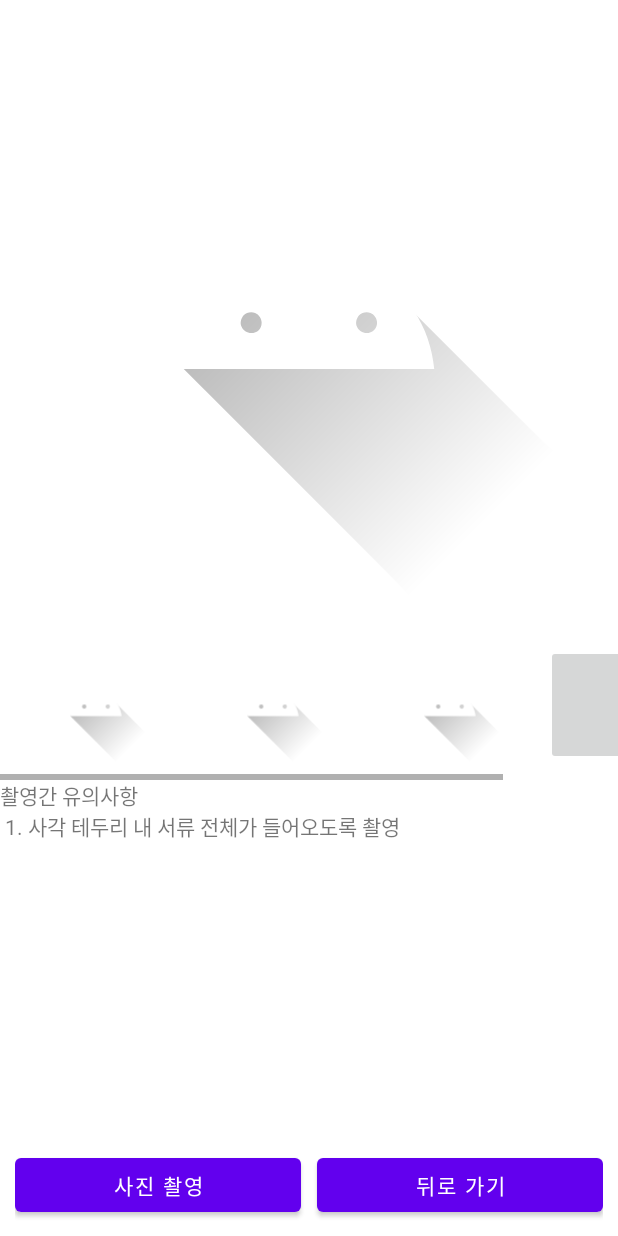
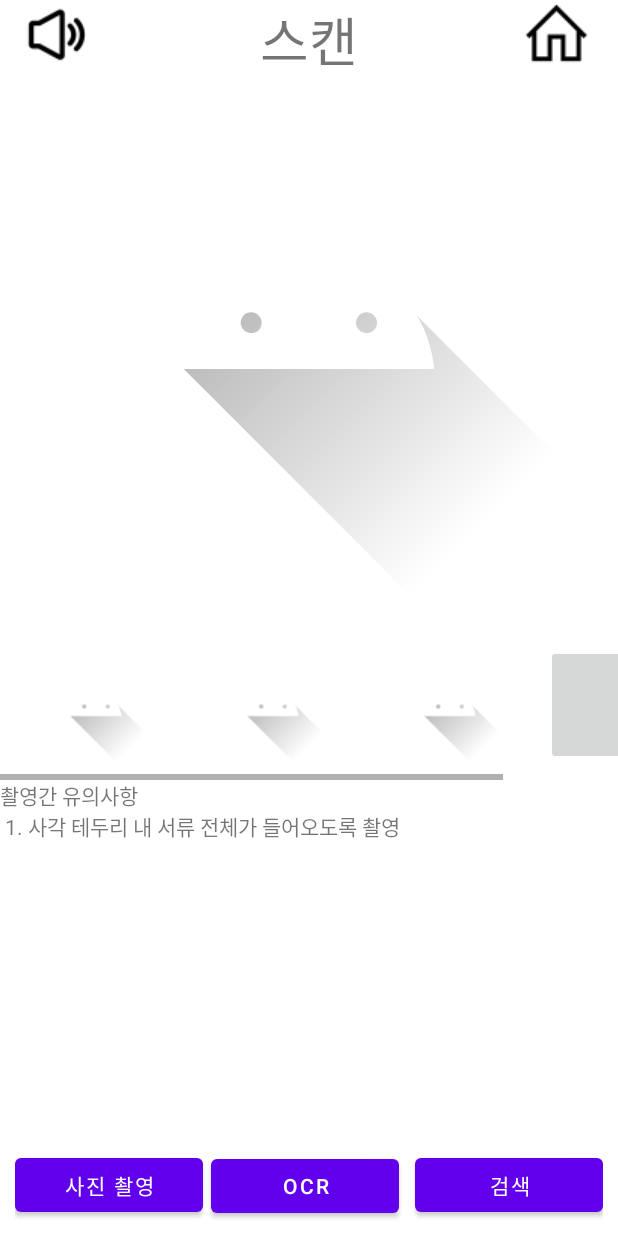
Before and after one commit to HIBAR97/Project_Who_yak, an Android app: the activity_Camara_scan screen opened directly, with no data from a screen before it, on a phone screen of 412 x 824 dp. Run offline under Robolectric (Android 15) with nearby library versions, the phone set to English and light mode, and no system bars; libraries missing offline, so code that uses them is left out: com.googlecode.tesseract; network calls fail; 2 statements that could not run were skipped.

Commit message:
2022. 4. 18. AM 10:20 --------------------------------------- ADD - - --------------------------------------- Delete - - --------------------------------------- Error - - --------------------------------------- Fix - Camara Scan UI update - activity_Camara_scan.java Optimization ---------------------------------------

```diff
--- a/app/src/main/java/com/example/project_who_yak/activity_Camara_scan.java
+++ b/app/src/main/java/com/example/project_who_yak/activity_Camara_scan.java
@@ -47,10 +47,16 @@ public class activity_Camara_scan extends AppCompatActivity {
         super.onCreate(savedInstanceState);
         setContentView(R.layout.activity_camara_scan);
 
+        Button btnvoice;
+        Button btnhome;
         Button btnPic;
-        Button btnBack;
+        Button btnOcr;
+        Button btnResult;
 
-        btnBack = (Button) findViewById(R.id.btnBack);
+        btnvoice = (Button) findViewById(R.id.btnvoice);
+        btnhome = (Button) findViewById(R.id.btnhome);
+        btnResult = (Button) findViewById(R.id.btnResult);
+        btnOcr = (Button) findViewById(R.id.btnOCR);
         btnPic = (Button) findViewById(R.id.btnPic);
 
         //OCR Textview
@@ -60,13 +66,14 @@ public class activity_Camara_scan extends AppCompatActivity {
         datapath = getFilesDir() + "/tesseract/"; // 언어파일 경로
         //checkFile(new File(datapath + "/tessdata/kor.traineddata")); // 트레이닝 데이터 확인
         checkFile(new File(datapath + "tessdata/"),"kor");
-        String lang = "kor"; // 언어 세팅
+        checkFile(new File(datapath + "tessdata/"),"eng");
+        String lang = "kor+eng"; // 언어 세팅
 
         //OCR 세팅
         mTess = new TessBaseAPI();
         mTess.init(datapath, lang);
 
-        //권한 확인
+        // 카메라 권한 확인
         if(Build.VERSION.SDK_INT >= Build.VERSION_CODES.M) {
             if(checkSelfPermission(Manifest.permission.CAMERA) == PackageManager.PERMISSION_GRANTED && checkSelfPermission(Manifest.permission.WRITE_EXTERNAL_STORAGE) == PackageManager.PERMISSION_GRANTED)
             {
@@ -75,6 +82,15 @@ public class activity_Camara_scan extends AppCompatActivity {
                 Log.d(TAG, "권한 설정 요청");
                 ActivityCompat.requestPermissions(activity_Camara_scan.this, new String[]{Manifest.permission.CAMERA, Manifest.permission.WRITE_EXTERNAL_STORAGE}, 1); }
         }
+
+        //---------리스너 파트-------------//
+        //홈 버튼 리스너
+        btnhome.setOnClickListener(new View.OnClickListener() {
+            @Override
+            public void onClick(View view) {
+                finish();
+            }
+        });
 
         //촬영 버튼 리스너
         btnPic.setOnClickListener(new View.OnClickListener() {
@@ -89,12 +105,10 @@ public class activity_Camara_scan extends AppCompatActivity {
             }
         });
 
-        //뒤로가기 버튼 리스너
-        btnBack.setOnClickListener(new View.OnClickListener() {
+        //OCR 버튼 리스너
+        btnOcr.setOnClickListener(new View.OnClickListener() {
             @Override
             public void onClick(View v) {
-                //Main으로 이동
-                //finish();
                 BitmapDrawable d = (BitmapDrawable)((ImageView) findViewById(R.id.ivPic)).getDrawable();
                 image = d.getBitmap();
 
@@ -105,10 +119,18 @@ public class activity_Camara_scan extends AppCompatActivity {
                 OCRTextview.setText(OCResult);
             }
         });
+
+        //뒤로가기 버튼 리스너
+        btnResult.setOnClickListener(new View.OnClickListener() {
+            @Override
+            public void onClick(View v) {
+
+            }
+        });
     }
 
-
-    // 권한 요청
+    //---------권한, 함수 파트-------------//
+    // 카메라 권한 요청
     @Override
     public void onRequestPermissionsResult(int requestCode, @NonNull String[] permissions, @NonNull int[] grantResults) {
         super.onRequestPermissionsResult(requestCode, permissions, grantResults);
--- a/app/src/main/res/layout/activity_camara_scan.xml
+++ b/app/src/main/res/layout/activity_camara_scan.xml
@@ -5,6 +5,46 @@
     android:layout_width="match_parent"
     android:layout_height="match_parent"
     android:orientation="vertical">
+    <LinearLayout
+        android:layout_width="match_parent"
+        android:layout_height="wrap_content"
+        android:orientation="vertical">
+
+        <FrameLayout
+            android:layout_width="match_parent"
+            android:layout_height="wrap_content">
+
+            <Button
+                android:id="@+id/btnvoice"
+                android:layout_width="70dp"
+                android:layout_height="45dp"
+                android:layout_gravity="left"
+                android:layout_marginLeft="5dp"
+                android:layout_weight="1"
+                android:drawableRight="@drawable/voice"
+                android:background="#00ff0000"
+                android:text="@string/btn_Voice" />
+
+            <TextView
+                android:layout_width="wrap_content"
+                android:layout_height="wrap_content"
+                android:layout_gravity="center"
+                android:fontFamily="@font/yak_air"
+                android:text="@string/tv_Scan"
+                android:textSize="35sp" />
+
+            <Button
+                android:id="@+id/btnhome"
+                android:layout_width="75dp"
+                android:layout_height="45dp"
+                android:layout_gravity="right"
+                android:layout_marginRight="5dp"
+                android:layout_weight="1"
+                android:background="#00ff0000"
+                android:drawableLeft="@drawable/home"
+                android:text="@string/btn_Home" />
+        </FrameLayout>
+    </LinearLayout>
 
     //Pic Layout
 
@@ -124,15 +164,27 @@
 
         </Button>
 
+        // OCR 작동 버튼
+
+        <Button
+            android:id="@+id/btnOCR"
+            android:layout_width="match_parent"
+            android:layout_height="wrap_content"
+            android:layout_marginRight="5dp"
+            android:layout_weight="1"
+            android:text="@string/btn_OCR">
+
+        </Button>
+
         //Return main page button
 
         <Button
-            android:id="@+id/btnBack"
+            android:id="@+id/btnResult"
             android:layout_width="match_parent"
             android:layout_height="wrap_content"
             android:layout_marginLeft="5dp"
             android:layout_weight="1"
-            android:text="@string/btn_back">
+            android:text="@string/btn_OCRresult">
 
         </Button>
     </LinearLayout>
--- a/app/src/main/res/values/strings.xml
+++ b/app/src/main/res/values/strings.xml
@@ -47,11 +47,12 @@
     <string name="edittext_precaution">Fragment D</string>
 
 <!--activity_camara_scan xml-->
+    <string name="tv_Scan">스캔</string>
     <string name="text_camara">촬영간 유의사항 \n 1. 사각 테두리 내 서류 전체가 들어오도록 촬영</string>
     <string name="btn_takePic">사진 촬영</string>
-    <string name="btn_back">뒤로 가기</string>
+    <string name="btn_OCR">OCR</string>
 
-<!--    activity_bltboard xml-->
+    <!--    activity_bltboard xml-->
     <string name="tv_bltboard">게시판</string>
     <string name="btn_bltboard">게시판</string>
     <string name="btn_rmb">작성글</string>
@@ -146,5 +147,7 @@
         <item>11월</item>
         <item>12월</item>
     </string-array>
+    <string name="btn_OCRresult">검색</string>
+    <string name="btn_back">뒤로가기</string>
 
 </resources>
```
Also changed, not shown: app/src/main/res/drawable/ocr_kr.png (deleted), 1 other file. Lines whose indentation alone changed are shown as unchanged.
